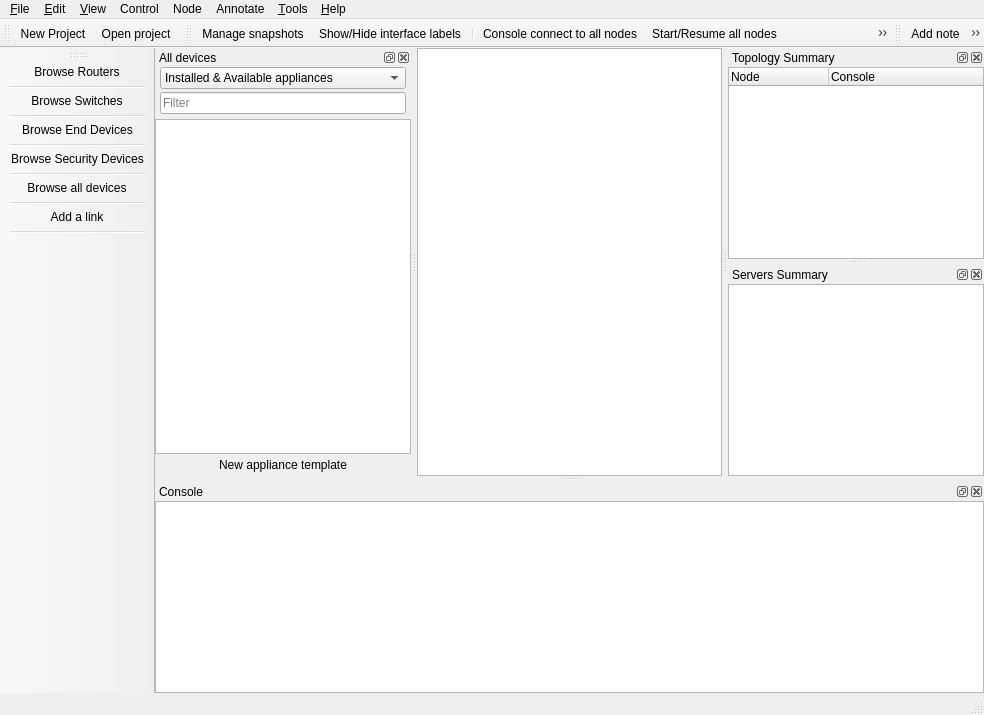
Above: gns3/ui/main_window.ui from GNS3/gns3-gui before the change. Below: the same form after it.
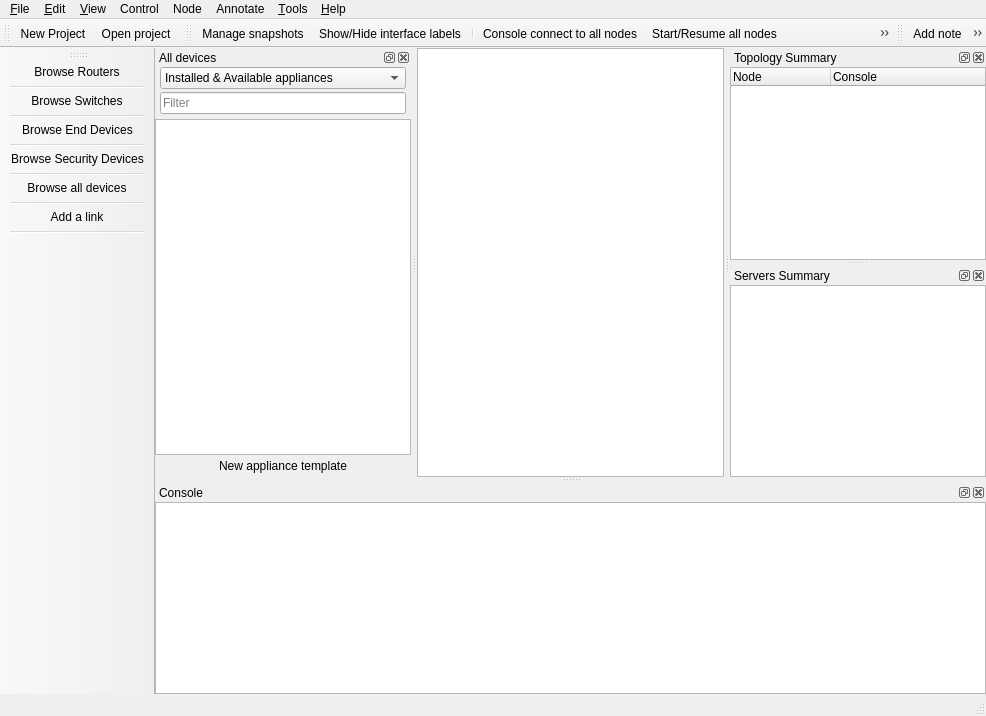
That is the form after the change. Icons and pictures are not drawn. Custom widgets are drawn as their Qt base class.

Commit message: Bump to version 2.2.0dev1 & refresh resources/ui files.

Patch:
```diff
--- a/gns3/ui/main_window.ui
+++ b/gns3/ui/main_window.ui
@@ -9,8 +9,8 @@
    <rect>
     <x>0</x>
     <y>0</y>
-    <width>984</width>
-    <height>715</height>
+    <width>986</width>
+    <height>716</height>
    </rect>
   </property>
   <property name="contextMenuPolicy">
@@ -61,7 +61,7 @@
     <rect>
      <x>0</x>
      <y>0</y>
-     <width>984</width>
+     <width>986</width>
      <height>40</height>
     </rect>
    </property>
```
The commit also changes 3 other files.
